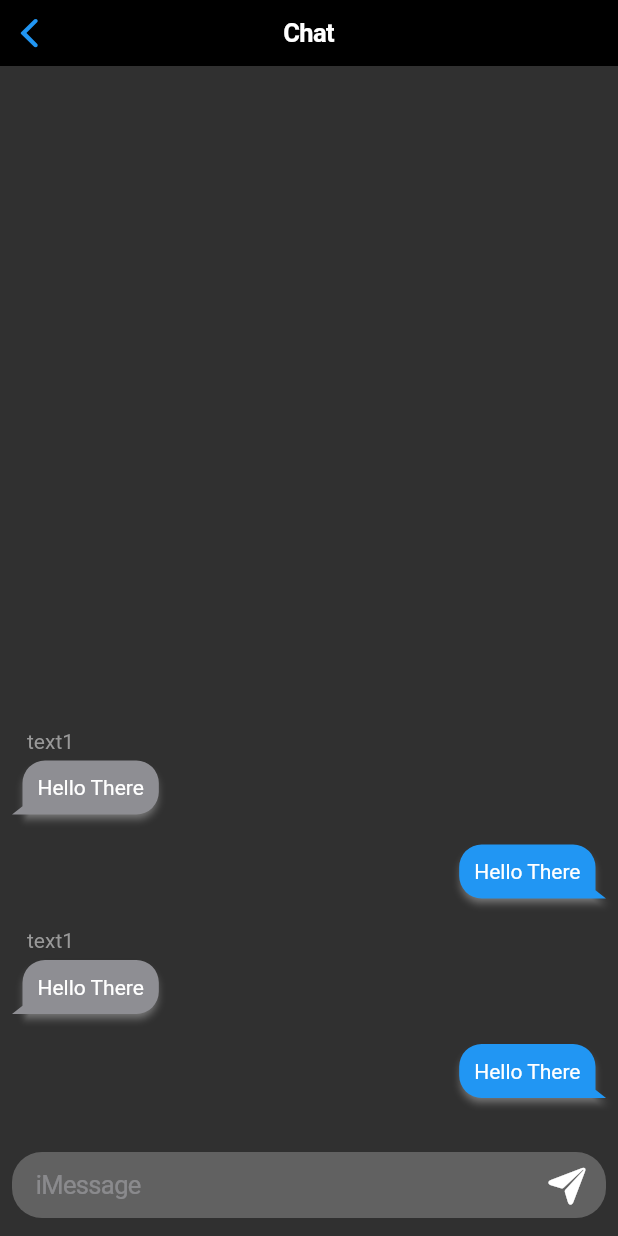
After one commit to mithileshchellappan/wewake, a Flutter app: the ChatScreen screen opened directly, on a phone screen of 412 x 824 dp. The commit adds this screen. Run offline on Flutter 3.47's test engine with Material 2 defaults, Android fonts, the phone set to English and light mode, and no system bars; drawn by our look-alikes of flutter_chat_bubble; our stand-ins replace flutter_speed_dial, flutter_swipe_action_cell, fluttertoast, just_audio, shared_preferences; missing offline and left inert: alarm, cupertino_text_button; accounts and stored records are empty; network calls fail; statements that could not run were skipped.

Commit message:
INIT: Chat Screen

```diff
--- /dev/null
+++ b/lib/screens/chatScreen.dart
@@ -0,0 +1,145 @@
+import 'package:alarm_test/widgets/chatWidgets.dart';
+import 'package:flutter/cupertino.dart';
+import 'package:flutter/material.dart';
+import 'package:flutter_chat_bubble/chat_bubble.dart';
+
+class ChatScreen extends StatefulWidget {
+  const ChatScreen({Key? key}) : super(key: key);
+
+  @override
+  State<ChatScreen> createState() => _ChatScreenState();
+}
+
+class _ChatScreenState extends State<ChatScreen> {
+  final List<Map<String, dynamic>> chatMessages = [
+    {"sender": "text1", "text": "Hello There", "isSelf": true},
+    {"sender": "text1", "text": "Hello There", "isSelf": false},
+    {"sender": "text1", "text": "Hello There", "isSelf": true},
+    {"sender": "text1", "text": "Hello There", "isSelf": false},
+  ];
+
+  final senderTextController = TextEditingController();
+
+  @override
+  void dispose() {
+    senderTextController.dispose();
+    super.dispose();
+  }
+
+  void sendMessage() {
+    if (senderTextController.text.isNotEmpty) {
+      setState(() {
+        chatMessages.insert(0, {
+          "sender": "ivan dhaan",
+          "text": senderTextController.text,
+          "isSelf": true
+        });
+      });
+      senderTextController.clear();
+    }
+  }
+
+  @override
+  Widget build(BuildContext context) {
+    return Scaffold(
+      appBar: CupertinoNavigationBar(
+        brightness: Theme.of(context).brightness,
+        backgroundColor: Theme.of(context).backgroundColor,
+        transitionBetweenRoutes: true,
+        automaticallyImplyLeading: true,
+        middle: Text(
+          'Chat',
+          style: TextStyle(color: Colors.white),
+        ),
+      ),
+      body: SafeArea(
+        child: Column(
+          children: [
+            Expanded(
+              child: ListView.builder(
+                reverse: true,
+                padding: const EdgeInsets.all(8.0),
+                itemCount: chatMessages.length,
+                itemBuilder: (context, index) {
+                  final message = chatMessages[index];
+                  if (message['isSelf']) {
+                    return ChatSendBubble(text: message['text']);
+                  } else {
+                    return ChatReceiveBubble(
+                      sender: message['sender'],
+                      text: message['text'],
+                    );
+                  }
+                },
+              ),
+            ),
+            Padding(
+              padding: const EdgeInsets.all(8.0),
+              child: CupertinoTextField(
+                padding: const EdgeInsets.symmetric(
+                    horizontal: 16.0, vertical: 12.0),
+                placeholder: 'iMessage',
+                placeholderStyle: const TextStyle(
+                  color: CupertinoColors.placeholderText,
+                ),
+                style: const TextStyle(
+                  color: Colors.white,
+                ),
+                cursorColor: Colors.white,
+                decoration: BoxDecoration(
+                  color: Colors.grey[
+                      700], // Set your desired text field background color here
+                  borderRadius: BorderRadius.circular(20.0),
+                ),
+                maxLines: null,
+                minLines: 1,
+                controller: senderTextController,
+                keyboardType: TextInputType.multiline,
+                textInputAction: TextInputAction.send,
+                suffix: Padding(
+                  padding: EdgeInsets.only(right: 12.0, left: 8.0),
+                  child: InkWell(
+                    onTap: sendMessage,
+                    child: const Icon(
+                      CupertinoIcons.paperplane_fill,
+                      color: Colors.white,
+                      size: 28.0,
+                    ),
+                  ),
+                ),
+              ),
+            ),
+            const SizedBox(height: 4),
+          ],
+        ),
+      ),
+    );
+  }
+}
+
+class ChatSendBubble extends StatelessWidget {
+  String text;
+  ChatSendBubble({
+    required this.text,
+    super.key,
+  });
+
+  @override
+  Widget build(BuildContext context) {
+    return ChatBubble(
+      clipper: ChatBubbleClipper3(type: BubbleType.sendBubble),
+      alignment: Alignment.topRight,
+      margin: EdgeInsets.only(bottom: 20),
+      backGroundColor: Colors.blue,
+      child: Container(
+        constraints: BoxConstraints(
+          maxWidth: MediaQuery.of(context).size.width * 0.5,
+        ),
+        child: Text(
+          text,
+          style: TextStyle(color: Colors.white),
+        ),
+      ),
+    );
+  }
+}
--- /dev/null
+++ b/lib/screens/groupDashboardScren.dart
@@ -0,0 +1,72 @@
+import 'package:alarm_test/models/Group.dart';
+import 'package:alarm_test/screens/chatScreen.dart';
+import 'package:alarm_test/screens/groupViewScreen.dart';
+import 'package:alarm_test/screens/userAlarmsScreen.dart';
+import 'package:flutter/cupertino.dart';
+import 'package:flutter/material.dart';
+
+class GroupDashboardScreen extends StatefulWidget {
+  Group group;
+  Color iconColor;
+  GroupDashboardScreen({required this.group, required this.iconColor});
+  @override
+  _GroupDashboardScreenState createState() => _GroupDashboardScreenState();
+}
+
+class _GroupDashboardScreenState extends State<GroupDashboardScreen> {
+  List<dynamic> serverAlarms = [];
+
+  int _navBarIndex = 0;
+  @override
+  void initState() {
+    super.initState();
+  }
+
+  @override
+  Widget build(BuildContext context) {
+    return SafeArea(
+      child: Scaffold(
+        body: _navBarIndex == 0
+            ? GroupViewScreen(
+                group: widget.group,
+                iconColor: widget.iconColor,
+              )
+            : ChatScreen(),
+        bottomNavigationBar: CupertinoTabBar(
+          currentIndex: _navBarIndex,
+          onTap: (value) => {
+            setState(() {
+              _navBarIndex = value;
+            })
+          },
+          backgroundColor: Colors.black,
+          height: 60,
+          items: const <BottomNavigationBarItem>[
+            BottomNavigationBarItem(
+                icon: Icon(CupertinoIcons.alarm), label: "Alarms"),
+            BottomNavigationBarItem(
+                icon: Icon(CupertinoIcons.chat_bubble_2), label: "Chat"),
+          ],
+        ),
+      ),
+    );
+  }
+}
+
+
+
+// class FloatingAction extends StatelessWidget {
+//   @override
+//   Widget build(BuildContext context) {
+//     return Column(
+//       mainAxisAlignment: MainAxisAlignment.end,
+//       children: [
+//         Container(
+//           padding: EdgeInsets.fromLTRB(0, 0, 0, 10),
+//           margin: EdgeInsets.only(bottom: 70),
+//           child: Transform.rotate(angle: math.pi / 1, child: Container()),
+//         ),
+//       ],
+//     );
+//   }
+// }
--- a/lib/screens/groupListScreen.dart
+++ b/lib/screens/groupListScreen.dart
@@ -6,7 +6,7 @@ import 'package:alarm_test/providers/alarmsProvider.dart';
 import 'package:alarm_test/providers/groupProvider.dart';
 import 'package:alarm_test/utils/alarmService.dart';
 import 'package:alarm_test/widgets/cards/groupCard.dart';
-import 'package:alarm_test/utils/PopUps.dart';
+import 'package:alarm_test/widgets/PopUps.dart';
 import 'package:flutter/cupertino.dart';
 import 'package:flutter/material.dart';
 import 'package:flutter_speed_dial/flutter_speed_dial.dart';
--- a/lib/screens/groupViewScreen.dart
+++ b/lib/screens/groupViewScreen.dart
@@ -3,7 +3,7 @@ import 'package:alarm_test/api/group.dart';
 import 'package:alarm_test/providers/alarmsProvider.dart';
 import 'package:alarm_test/providers/userProvider.dart';
 import 'package:alarm_test/screens/dashboardScreen.dart';
-import 'package:alarm_test/utils/PopUps.dart';
+import 'package:alarm_test/widgets/PopUps.dart';
 import 'package:alarm_test/widgets/buttons/AddAlarmButton.dart';
 import 'package:alarm_test/widgets/cards/alarmCard.dart';
 import 'package:alarm_test/widgets/cards/memberCard.dart';
--- a/lib/widgets/cards/groupCard.dart
+++ b/lib/widgets/cards/groupCard.dart
@@ -2,8 +2,9 @@ import 'package:alarm_test/api/group.dart';
 import 'package:alarm_test/providers/alarmsProvider.dart';
 import 'package:alarm_test/providers/groupProvider.dart';
 import 'package:alarm_test/providers/userProvider.dart';
+import 'package:alarm_test/screens/groupDashboardScren.dart';
 import 'package:alarm_test/screens/groupViewScreen.dart';
-import 'package:alarm_test/utils/PopUps.dart';
+import 'package:alarm_test/widgets/PopUps.dart';
 import 'package:alarm_test/utils/TextIcon.dart';
 import 'package:alarm_test/utils/alarmService.dart';
 import 'package:alarm_test/utils/helpers.dart';
@@ -85,7 +86,7 @@ class GroupCard extends StatelessWidget {
                 Navigator.push(
                     context,
                     MaterialPageRoute(
-                        builder: (context) => GroupViewScreen(
+                        builder: (context) => GroupDashboardScreen(
                               group: group,
                               iconColor: iconColor,
                             )))
--- a/lib/widgets/cards/memberCard.dart
+++ b/lib/widgets/cards/memberCard.dart
@@ -1,6 +1,6 @@
 import 'package:alarm_test/api/group.dart';
 import 'package:alarm_test/providers/userProvider.dart';
-import 'package:alarm_test/utils/PopUps.dart';
+import 'package:alarm_test/widgets/PopUps.dart';
 import 'package:flutter/material.dart';
 import 'package:fluttertoast/fluttertoast.dart';
 import 'package:provider/provider.dart';
--- /dev/null
+++ b/lib/widgets/chatWidgets.dart
@@ -0,0 +1,44 @@
+import 'package:flutter/cupertino.dart';
+import 'package:flutter/material.dart';
+import 'package:flutter_chat_bubble/chat_bubble.dart';
+
+class ChatReceiveBubble extends StatelessWidget {
+  String sender;
+  String text;
+  ChatReceiveBubble({
+    required this.sender,
+    required this.text,
+    super.key,
+  });
+
+  @override
+  Widget build(BuildContext context) {
+    return Column(
+      crossAxisAlignment: CrossAxisAlignment.start,
+      children: [
+        Padding(
+          padding: const EdgeInsets.only(left: 10.0),
+          child: Text(
+            sender,
+            style: TextStyle(color: CupertinoColors.inactiveGray),
+          ),
+        ),
+        SizedBox(height: 5),
+        ChatBubble(
+          clipper: ChatBubbleClipper3(type: BubbleType.receiverBubble),
+          backGroundColor: CupertinoColors.systemGrey,
+          margin: EdgeInsets.only(bottom: 20),
+          child: Container(
+            constraints: BoxConstraints(
+              maxWidth: MediaQuery.of(context).size.width * 0.5,
+            ),
+            child: Text(
+              text,
+              style: TextStyle(color: Colors.white),
+            ),
+          ),
+        ),
+      ],
+    );
+  }
+}
--- a/pubspec.yaml
+++ b/pubspec.yaml
@@ -46,6 +46,7 @@ dependencies:
   cupertino_text_button: ^0.0.5
   flutter_swipe_action_cell: ^3.1.2
   provider: ^6.0.5
+  flutter_chat_bubble: ^2.0.2
 dev_dependencies:
   flutter_test:
     sdk: flutter
```
Also changed, not shown: lib/widgets/PopUps.dart (renamed from lib/utils/PopUps.dart), pubspec.lock.
